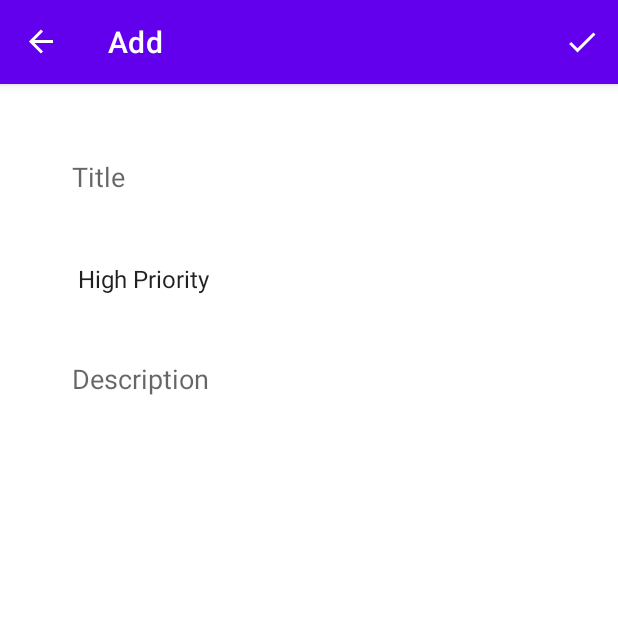
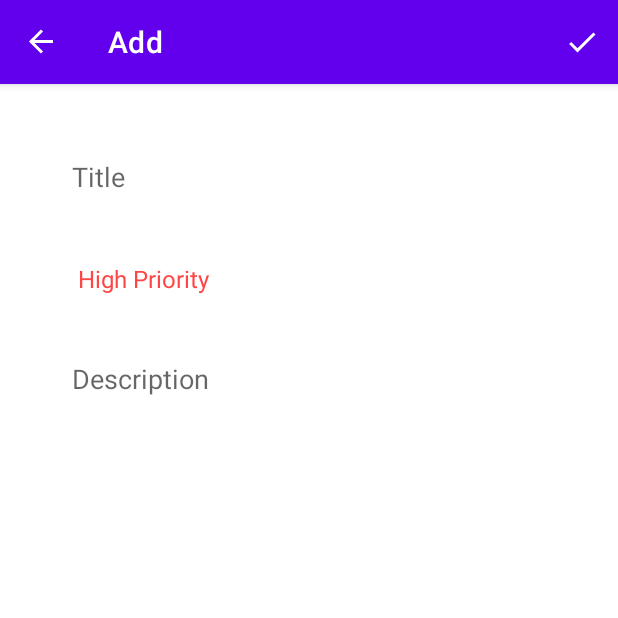
Before and after one commit to Melansia/CleanTODO, an Android app: the AddFragment screen opened through its navigation route, after a tap on "Add", on a phone screen of 412 x 824 dp, the top half of it. Run offline under Robolectric (Android 15) with nearby library versions, the phone set to English and light mode, and no system bars; our stand-ins replace navigation-ui.

Commit message:
creating SharedViewModel + added color to spinner entries

```diff
--- /dev/null
+++ b/app/src/main/java/com/example/todoappclean/fragments/SharedViewModel.kt
@@ -0,0 +1,54 @@
+package com.example.todoappclean.fragments
+
+import android.app.Application
+import android.text.TextUtils
+import android.view.View
+import android.widget.AdapterView
+import android.widget.TextView
+import androidx.core.content.ContextCompat
+import androidx.lifecycle.AndroidViewModel
+import com.example.todoappclean.R
+import com.example.todoappclean.data.models.Priority
+
+class SharedViewModel(application: Application) : AndroidViewModel(application) {
+
+    val listener: AdapterView.OnItemSelectedListener = object :
+        AdapterView.OnItemSelectedListener {
+        override fun onNothingSelected(p0: AdapterView<*>?) {}
+
+        override fun onItemSelected(
+            parent: AdapterView<*>?,
+            view: View?,
+            position: Int,
+            id: Long
+        ){
+            when(position){
+                0 -> { (parent?.getChildAt(0) as TextView).setTextColor(ContextCompat.getColor(application, R.color.red))}
+                1 -> { (parent?.getChildAt(0) as TextView).setTextColor(ContextCompat.getColor(application, R.color.yellow))}
+                2 -> { (parent?.getChildAt(0) as TextView).setTextColor(ContextCompat.getColor(application, R.color.green))}
+            }
+        }
+    }
+
+    fun verifyDataFromUser(title: String, description: String): Boolean {
+        return if (TextUtils.isEmpty(title) || TextUtils.isEmpty(description)) {
+            false
+        } else !(title.isEmpty() || description.isEmpty())
+    }
+
+    fun parsePriority(priority: String): Priority {
+        return when (priority) {
+            "High Priority" -> {
+                Priority.HIGH
+            }
+            "Medium Priority" -> {
+                Priority.MEDIUM
+            }
+            "Low Priority" -> {
+                Priority.LOW
+            }
+            else -> Priority.LOW
+        }
+    }
+
+}
--- a/app/src/main/java/com/example/todoappclean/fragments/add/AddFragment.kt
+++ b/app/src/main/java/com/example/todoappclean/fragments/add/AddFragment.kt
@@ -1,7 +1,6 @@
 package com.example.todoappclean.fragments.add
 
 import android.os.Bundle
-import android.text.TextUtils
 import android.view.*
 import android.widget.EditText
 import android.widget.Spinner
@@ -10,13 +9,14 @@ import androidx.fragment.app.Fragment
 import androidx.fragment.app.viewModels
 import androidx.navigation.fragment.findNavController
 import com.example.todoappclean.R
-import com.example.todoappclean.data.models.Priority
 import com.example.todoappclean.data.models.ToDoData
 import com.example.todoappclean.data.viewmodel.ToDoViewModel
+import com.example.todoappclean.fragments.SharedViewModel
 
 class AddFragment : Fragment() {
 
     private val mTodoViewModel: ToDoViewModel by viewModels()
+    private val mSharedViewModel: SharedViewModel by viewModels()
 
     private lateinit var etTitle: EditText
     private lateinit var prioritiesSpinner: Spinner
@@ -32,6 +32,8 @@ class AddFragment : Fragment() {
         etTitle = view.findViewById(R.id.etTitle)
         prioritiesSpinner = view.findViewById(R.id.prioritiesSpinner)
         etDescription = view.findViewById(R.id.etDescription)
+
+        prioritiesSpinner.onItemSelectedListener = mSharedViewModel.listener
 
         setHasOptionsMenu(true)
 
@@ -55,13 +57,13 @@ class AddFragment : Fragment() {
         val mPriority = prioritiesSpinner.selectedItem.toString()
         val mDescription = etDescription.text.toString()
 
-        val validation = verifyDataFromUser(mTitle, mDescription)
+        val validation = mSharedViewModel.verifyDataFromUser(mTitle, mDescription)
         if (validation){
             // Insert Data to Database
             val newData = ToDoData(
                 0,
                 mTitle,
-                parsePriority(mPriority),
+                mSharedViewModel.parsePriority(mPriority),
                 mDescription
             )
             mTodoViewModel.insertData(newData)
@@ -73,19 +75,4 @@ class AddFragment : Fragment() {
         }
 
     }
-
-    private fun verifyDataFromUser(title: String, description: String): Boolean {
-        return if (TextUtils.isEmpty(title) || TextUtils.isEmpty(description)){
-            false
-        } else !(title.isEmpty() || description.isEmpty())
-    }
-
-    private fun parsePriority(priority: String): Priority {
-        return when(priority) {
-            "High Priority" -> {Priority.HIGH}
-            "Medium Priority" -> {Priority.MEDIUM}
-            "Low Priority" -> {Priority.LOW}
-            else -> Priority.LOW
-        }
-    }
 }
```
